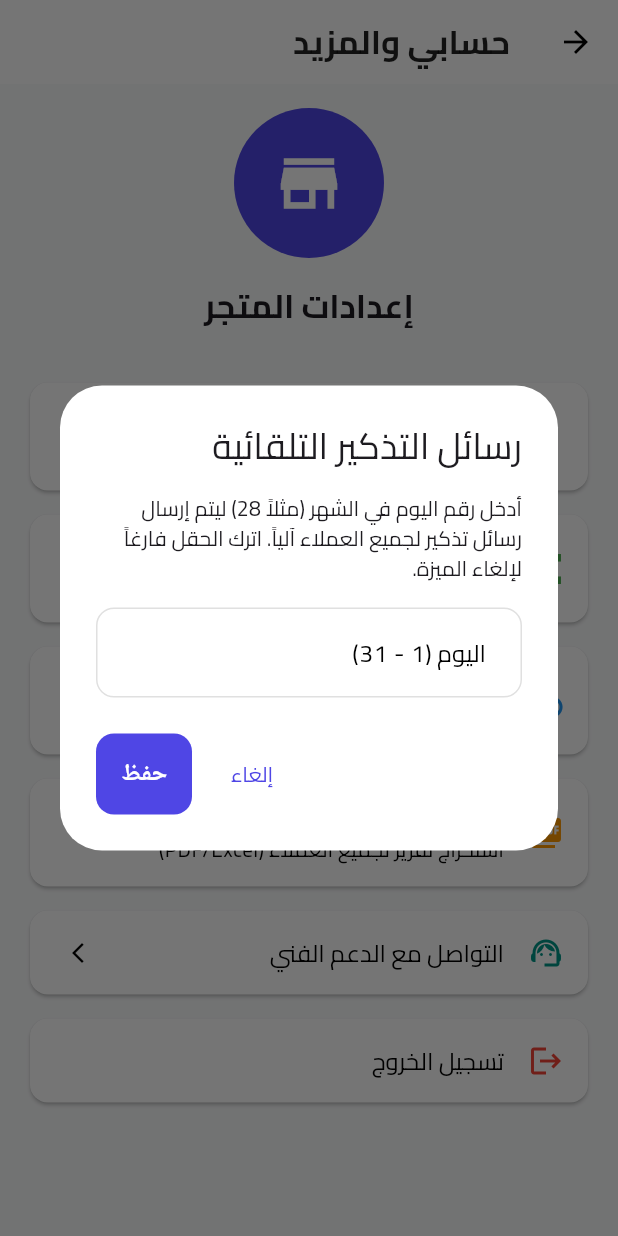
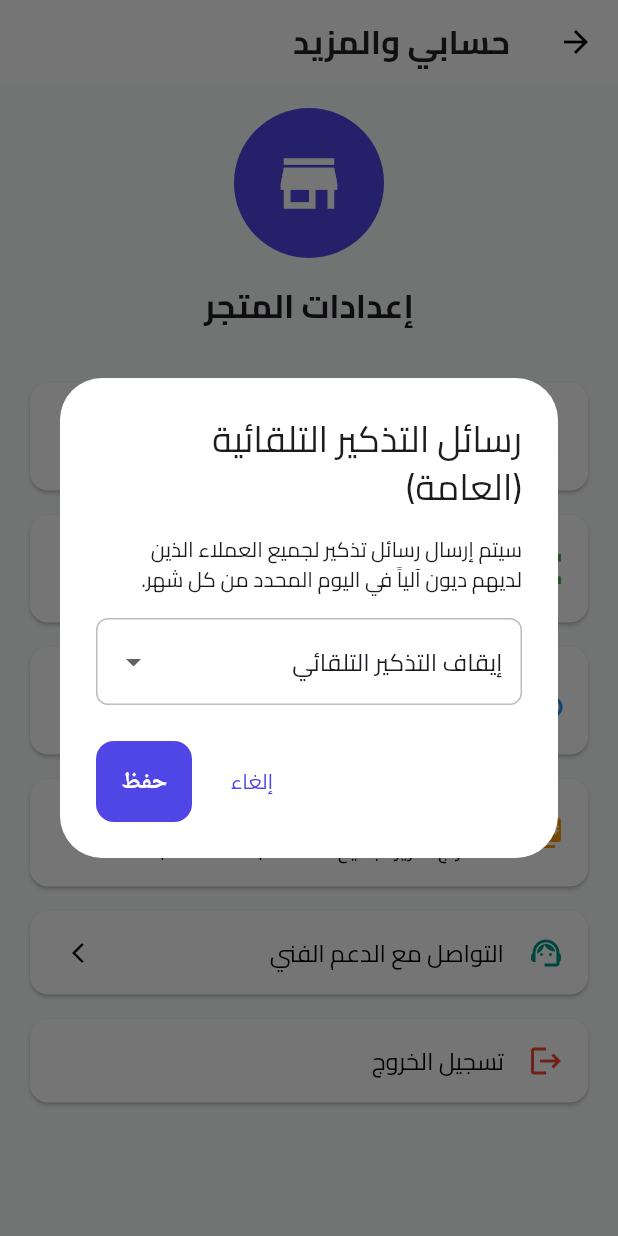
Before and after one commit to WesamDeveloper/taswiyah, a Flutter app: the ProfileScreen screen opened directly, after a tap on "إرسال تذكير تلقائي للكل (شهرياً)", on a phone screen of 412 x 824 dp. Run offline on Flutter 3.47's test engine with Material 3 defaults, Android fonts, the phone set to English and light mode, and no system bars; our stand-ins replace connectivity_plus, dio, fl_chart, flutter_animate, get, google_fonts and 7 more; missing offline and left inert: excel; accounts and stored records are empty; network calls fail.

Commit message:
تحسين عمليه التذكير التلقائي

```diff
--- a/lib/features/profile/presentation/profile_screen.dart
+++ b/lib/features/profile/presentation/profile_screen.dart
@@ -169,22 +169,56 @@ class ProfileScreen extends StatelessWidget {
   }
 
   void _showAutoRemindDialog(BuildContext context, AuthController controller) {
-    final dayController = TextEditingController();
+    int? selectedDay = controller.autoRemindDay.value;
+
+    final List<Map<String, dynamic>> remindOptions = [
+      {'label': 'إيقاف التذكير التلقائي', 'day': null},
+      {'label': 'بداية كل شهر (يوم 1)', 'day': 1},
+      {'label': 'يوم 5 من كل شهر', 'day': 5},
+      {'label': 'يوم 10 من كل شهر', 'day': 10},
+      {'label': 'منتصف كل شهر (يوم 15)', 'day': 15},
+      {'label': 'يوم 20 من كل شهر', 'day': 20},
+      {'label': 'يوم 25 من كل شهر', 'day': 25},
+      {'label': 'نهاية كل شهر (يوم 28)', 'day': 28},
+    ];
 
     Get.dialog(
-      AlertDialog(
-        title: const Text('رسائل التذكير التلقائية'),
+      StatefulBuilder(
+        builder: (context, setState) {
+          return AlertDialog(
+            title: const Text('رسائل التذكير التلقائية (العامة)'),
             content: Column(
               mainAxisSize: MainAxisSize.min,
               children: [
                 const Text(
-              'أدخل رقم اليوم في الشهر (مثلاً 28) ليتم إرسال رسائل تذكير لجميع العملاء آلياً. اترك الحقل فارغاً لإلغاء الميزة.',
+                  'سيتم إرسال رسائل تذكير لجميع العملاء الذين لديهم ديون آلياً في اليوم المحدد من كل شهر.',
                 ),
                 const SizedBox(height: 16),
-            TextField(
-              controller: dayController,
-              decoration: const InputDecoration(labelText: 'اليوم (1 - 31)'),
-              keyboardType: TextInputType.number,
+                Container(
+                  width: double.infinity,
+                  padding: const EdgeInsets.symmetric(horizontal: 12, vertical: 4),
+                  decoration: BoxDecoration(
+                    borderRadius: BorderRadius.circular(8),
+                    border: Border.all(color: Colors.grey.shade400),
+                  ),
+                  child: DropdownButtonHideUnderline(
+                    child: DropdownButton<int?>(
+                      isExpanded: true,
+                      value: selectedDay,
+                      hint: const Text('اختر الموعد'),
+                      items: remindOptions.map((opt) {
+                        return DropdownMenuItem<int?>(
+                          value: opt['day'],
+                          child: Text(opt['label']),
+                        );
+                      }).toList(),
+                      onChanged: (val) {
+                        setState(() {
+                          selectedDay = val;
+                        });
+                      },
+                    ),
+                  ),
                 ),
               ],
             ),
@@ -193,8 +227,7 @@ class ProfileScreen extends StatelessWidget {
               ElevatedButton(
                 onPressed: () {
                   Get.back();
-              int? day = int.tryParse(dayController.text);
-              controller.updateSettings(day);
+                  controller.updateSettings(selectedDay);
                 },
                 style: ElevatedButton.styleFrom(
                   backgroundColor: AppTheme.primaryColor,
@@ -202,6 +235,8 @@ class ProfileScreen extends StatelessWidget {
                 child: const Text('حفظ', style: TextStyle(color: Colors.white)),
               ),
             ],
+          );
+        }
       ),
     );
   }
```
Also changed, not shown: lib/features/auth/controllers/auth_controller.dart (+23 -0 lines), lib/features/customers/controllers/customer_profile_controller.dart (+22 -20 lines), lib/features/customers/presentation/customer_profile_screen.dart (+55 -13 lines). Lines whose indentation alone changed are shown as unchanged.
